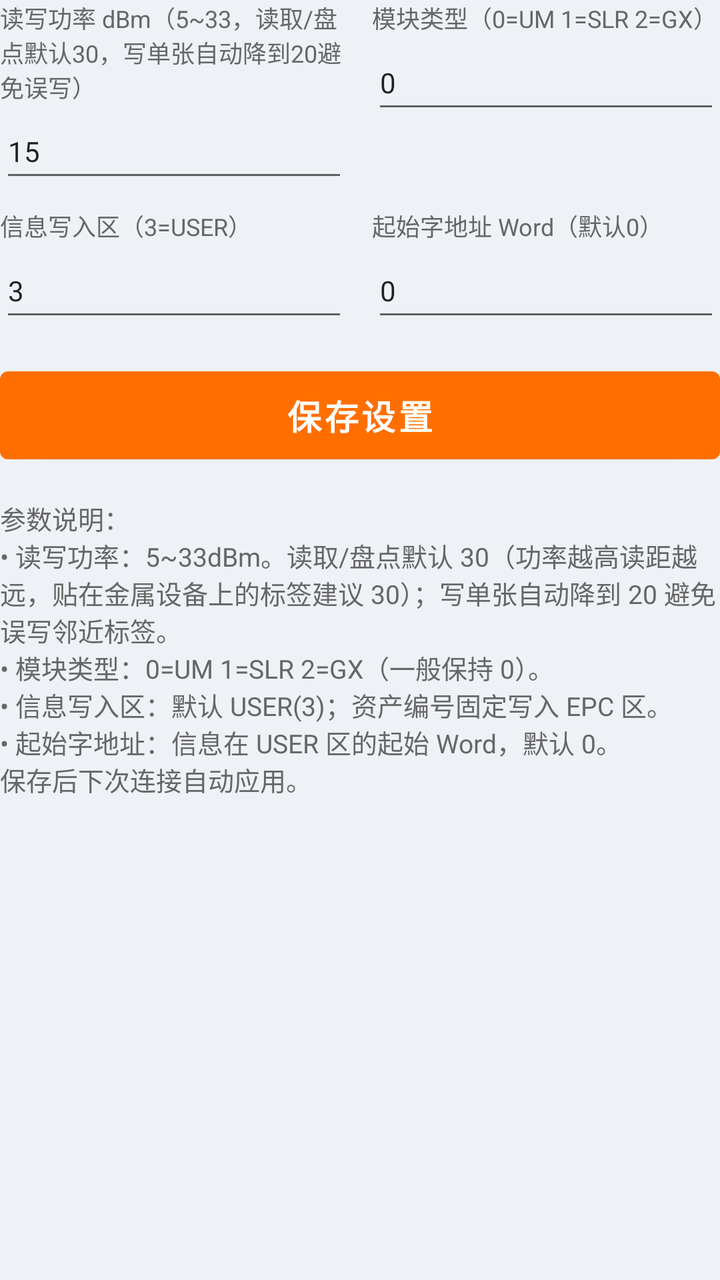
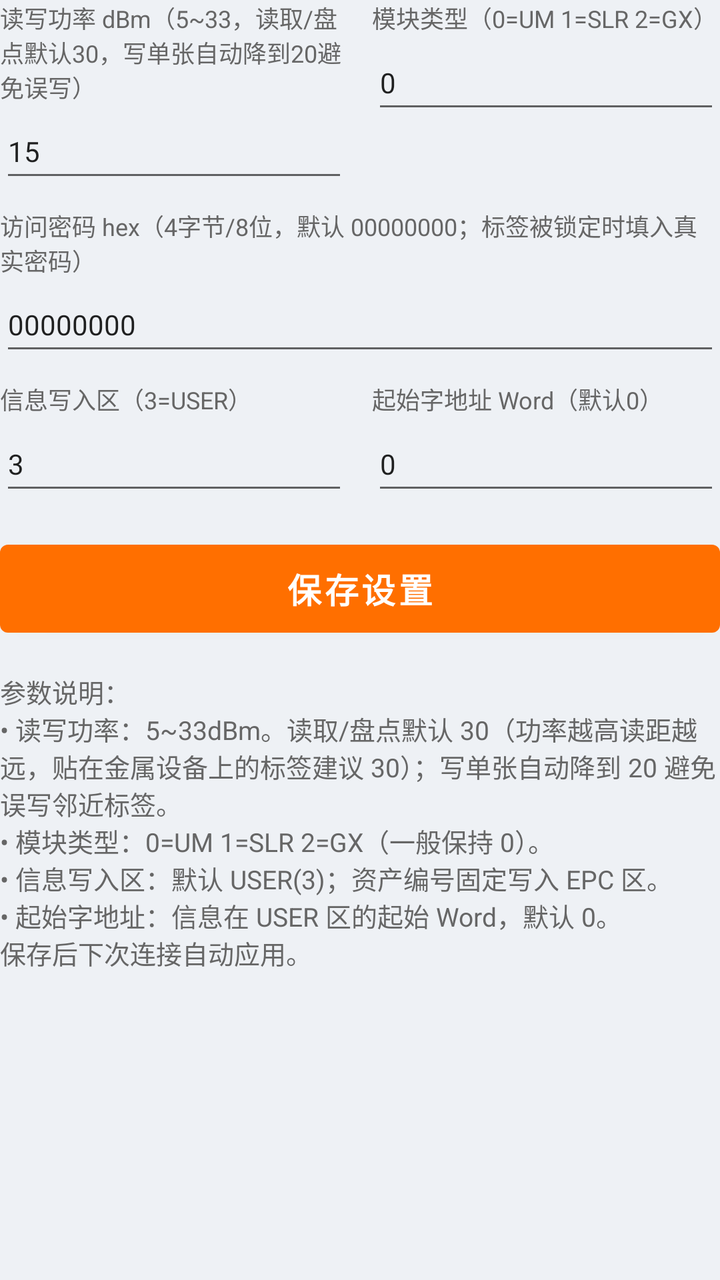

Two renders of the same Android screen: before a commit and after it. Below are the layout's source before the change and the commit's diff.
<!-- AndroidManifest.xml: application theme Theme.RfidWriter -->
<!-- res/layout/screen_settings.xml -->
<?xml version="1.0" encoding="utf-8"?>

<ScrollView xmlns:android="http://schemas.android.com/apk/res/android"
    android:layout_width="match_parent"
    android:layout_height="match_parent"
    android:scrollbars="none">

    <LinearLayout
        android:layout_width="match_parent"
        android:layout_height="wrap_content"
        android:orientation="vertical">

        <LinearLayout
            android:layout_width="match_parent"
            android:layout_height="wrap_content"
            android:orientation="horizontal">
            <LinearLayout
                android:layout_width="0dp"
                android:layout_height="wrap_content"
                android:layout_weight="1"
                android:layout_marginEnd="6dp"
                android:orientation="vertical">
                <TextView
                    android:layout_width="wrap_content"
                    android:layout_height="wrap_content"
                    android:textSize="12sp"
                    android:textColor="#666666"
                    android:text="@string/hint_power" />
                <EditText
                    android:id="@+id/etPower"
                    android:layout_width="match_parent"
                    android:layout_height="wrap_content"
                    android:minHeight="44dp"
                    android:textSize="14sp"
                    android:inputType="number"
                    android:text="15" />
            </LinearLayout>
            <LinearLayout
                android:layout_width="0dp"
                android:layout_height="wrap_content"
                android:layout_weight="1"
                android:layout_marginStart="6dp"
                android:orientation="vertical">
                <TextView
                    android:layout_width="wrap_content"
                    android:layout_height="wrap_content"
                    android:textSize="12sp"
                    android:textColor="#666666"
                    android:text="@string/hint_module" />
                <EditText
                    android:id="@+id/etModule"
                    android:layout_width="match_parent"
                    android:layout_height="wrap_content"
                    android:minHeight="44dp"
                    android:textSize="14sp"
                    android:inputType="number"
                    android:text="0" />
            </LinearLayout>
        </LinearLayout>

        <LinearLayout
            android:layout_width="match_parent"
            android:layout_height="wrap_content"
            android:orientation="horizontal"
            android:layout_marginTop="8dp">
            <LinearLayout
                android:layout_width="0dp"
                android:layout_height="wrap_content"
                android:layout_weight="1"
                android:layout_marginEnd="6dp"
                android:orientation="vertical">
                <TextView
                    android:layout_width="wrap_content"
                    android:layout_height="wrap_content"
                    android:textSize="12sp"
                    android:textColor="#666666"
                    android:text="@string/hint_target_bank" />
                <EditText
                    android:id="@+id/etBank"
                    android:layout_width="match_parent"
                    android:layout_height="wrap_content"
                    android:minHeight="44dp"
                    android:textSize="14sp"
                    android:inputType="number"
                    android:text="3" />
            </LinearLayout>
            <LinearLayout
                android:layout_width="0dp"
                android:layout_height="wrap_content"
                android:layout_weight="1"
                android:layout_marginStart="6dp"
                android:orientation="vertical">
                <TextView
                    android:layout_width="wrap_content"
                    android:layout_height="wrap_content"
                    android:textSize="12sp"
                    android:textColor="#666666"
                    android:text="@string/hint_start_word" />
                <EditText
                    android:id="@+id/etStartWord"
                    android:layout_width="match_parent"
                    android:layout_height="wrap_content"
                    android:minHeight="44dp"
                    android:textSize="14sp"
                    android:inputType="number"
                    android:text="0" />
            </LinearLayout>
        </LinearLayout>

        <Button
            android:id="@+id/btnSaveSettings"
            style="@style/Widget.RfidWriter.PrimaryButton"
            android:layout_width="match_parent"
            android:layout_height="wrap_content"
            android:layout_marginTop="14dp"
            android:text="@string/btn_save_settings" />

        <TextView
            android:layout_width="match_parent"
            android:layout_height="wrap_content"
            android:layout_marginTop="14dp"
            android:text="@string/settings_hint"
            android:textSize="13sp"
            android:textColor="#666666" />
    </LinearLayout>
</ScrollView>
<!-- resources referenced by this layout -->
<resources>
  <string name="btn_save_settings">保存设置</string>
  <string name="hint_module">模块类型（0=UM 1=SLR 2=GX）</string>
  <string name="hint_power">读写功率 dBm（5~33，读取/盘点默认30，写单张自动降到20避免误写）</string>
  <string name="hint_start_word">起始字地址 Word（默认0）</string>
  <string name="hint_target_bank">信息写入区（3=USER）</string>
  <string name="settings_hint">参数说明：\n• 读写功率：5~33dBm。读取/盘点默认 30（功率越高读距越远，贴在金属设备上的标签建议 30）；写单张自动降到 20 避免误写邻近标签。\n• 模块类型：0=UM 1=SLR 2=GX（一般保持 0）。\n• 信息写入区：默认 USER(3)；资产编号固定写入 EPC 区。\n• 起始字地址：信息在 USER 区的起始 Word，默认 0。\n保存后下次连接自动应用。</string>
  <style name="Widget.RfidWriter.PrimaryButton" parent="Widget.MaterialComponents.Button">
          <item name="backgroundTint">@color/colorAccent</item>
          <item name="android:textColor">#FFFFFF</item>
          <item name="android:textSize">17sp</item>
          <item name="android:textStyle">bold</item>
          <item name="android:minHeight">56dp</item>
      </style>
  <style name="Theme.RfidWriter" parent="Theme.MaterialComponents.DayNight.DarkActionBar">
          <item name="colorPrimary">@color/colorPrimary</item>
          <item name="colorPrimaryDark">@color/colorPrimaryDark</item>
          <item name="colorAccent">@color/colorAccent</item>
          <item name="android:windowBackground">@color/bg</item>
      </style>
  <color name="colorAccent">#FF6F00</color>
  <color name="colorPrimary">#1565C0</color>
  <color name="colorPrimaryDark">#0D47A1</color>
  <color name="bg">#EEF1F5</color>
</resources>

<!-- the commit's change to res/layout/screen_settings.xml (unified diff, before → after) -->
@@ -56,6 +56,29 @@
                     android:inputType="number"
                     android:text="0" />
             </LinearLayout>
+        </LinearLayout>
+
+        <LinearLayout
+            android:layout_width="match_parent"
+            android:layout_height="wrap_content"
+            android:orientation="vertical"
+            android:layout_marginTop="8dp">
+            <TextView
+                android:layout_width="wrap_content"
+                android:layout_height="wrap_content"
+                android:textSize="12sp"
+                android:textColor="#666666"
+                android:text="@string/hint_access_pwd" />
+            <EditText
+                android:id="@+id/etPwd"
+                android:layout_width="match_parent"
+                android:layout_height="wrap_content"
+                android:minHeight="44dp"
+                android:textSize="14sp"
+                android:inputType="textCapCharacters"
+                android:digits="0123456789ABCDEFabcdef"
+                android:maxLength="8"
+                android:text="00000000" />
         </LinearLayout>
 
         <LinearLayout
<!-- resource entries referenced after the edit -->
@@ -1,6 +1,7 @@
 <!-- resources referenced by this layout -->
 <resources>
   <string name="btn_save_settings">保存设置</string>
+  <string name="hint_access_pwd">访问密码 hex（4字节/8位，默认 00000000；标签被锁定时填入真实密码）</string>
   <string name="hint_module">模块类型（0=UM 1=SLR 2=GX）</string>
   <string name="hint_power">读写功率 dBm（5~33，读取/盘点默认30，写单张自动降到20避免误写）</string>
   <string name="hint_start_word">起始字地址 Word（默认0）</string>
